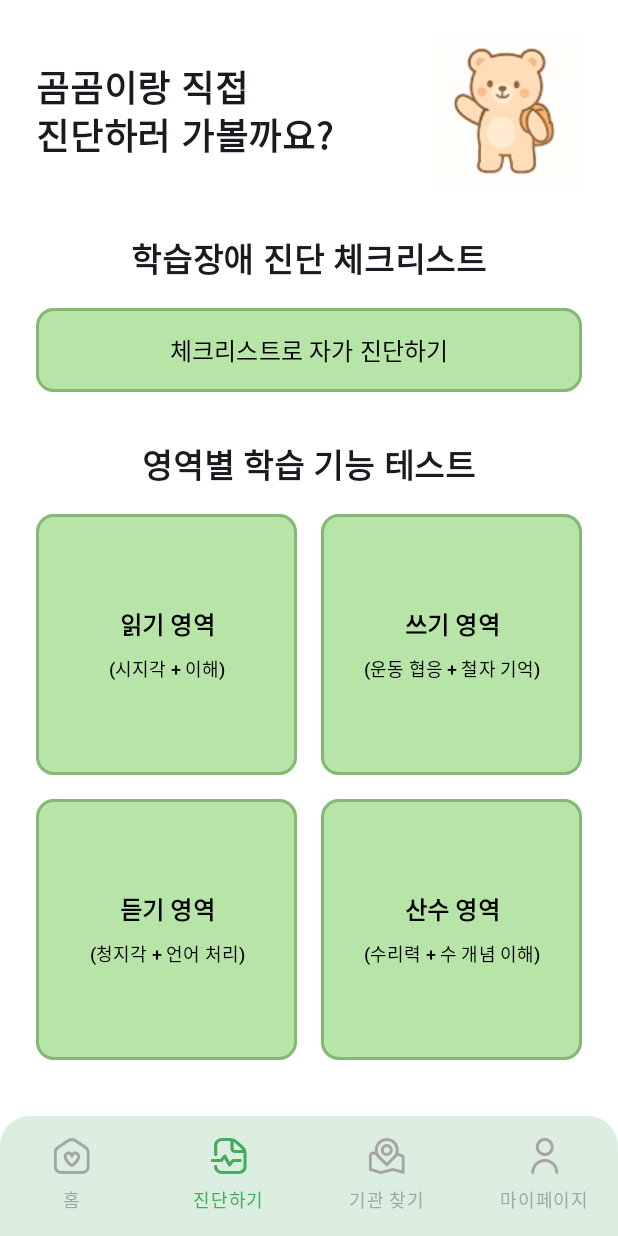
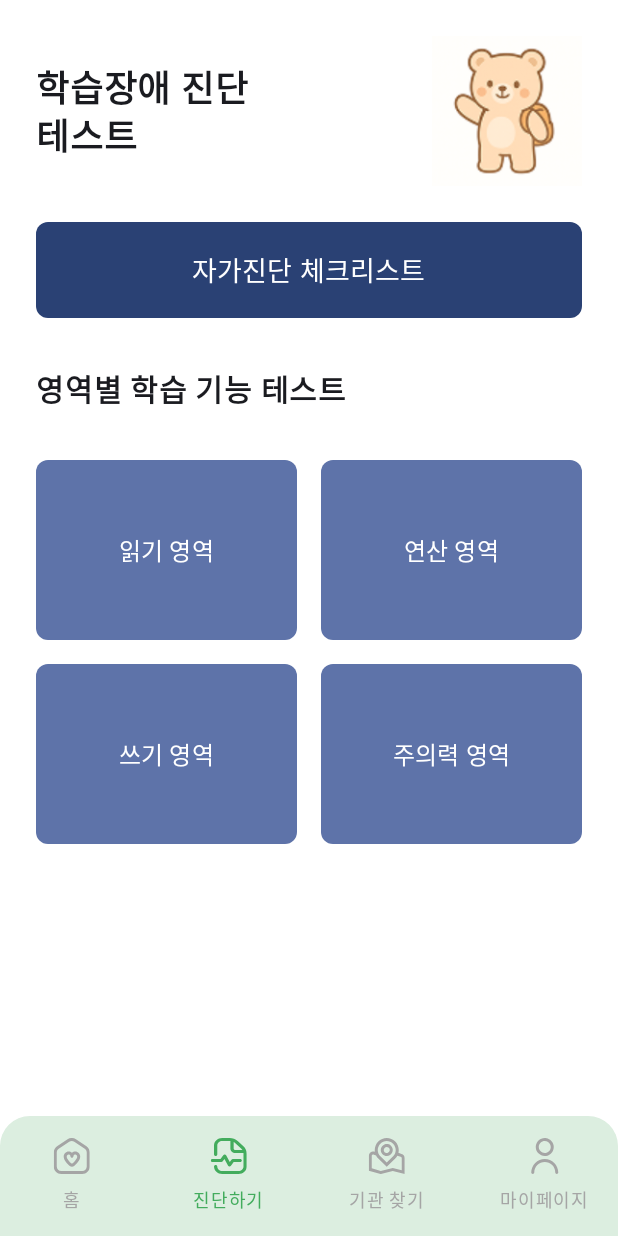
Before and after one commit to Team-Gomgomee/Gomgomee-Android, an Android app built with Jetpack Compose: the DiagnosisScreen screen opened through its navigation route, on a phone screen of 412 x 824 dp. Run offline under Robolectric (Android 15) with nearby library versions, the phone set to English and light mode, and no system bars.

Commit message:
#3 [feat] 영역별 진단 UI 구성

```diff
--- a/app/src/main/java/com/konkuk/gomgomee/presentation/diagnosis/DiagnosisScreen.kt
+++ b/app/src/main/java/com/konkuk/gomgomee/presentation/diagnosis/DiagnosisScreen.kt
@@ -1,8 +1,7 @@
-package com.konkuk.gomgomee.presentation.findcare
+package com.konkuk.gomgomee.presentation.diagnosis
 
 import androidx.compose.foundation.Image
 import androidx.compose.foundation.background
-import androidx.compose.foundation.border
 import androidx.compose.foundation.layout.*
 import androidx.compose.foundation.shape.RoundedCornerShape
 import androidx.compose.material3.*
@@ -17,7 +16,7 @@ import androidx.compose.ui.unit.dp
 import androidx.compose.ui.unit.sp
 import androidx.navigation.NavController
 import com.konkuk.gomgomee.R
-import com.konkuk.gomgomee.presentation.navigation.Route
+import com.konkuk.gomgomee.presentation.areatest.model.AreaType
 import com.konkuk.gomgomee.ui.theme.White
 
 // 연두색 계열의 색상 정의
@@ -27,11 +26,7 @@ private val DarkGreen = Color(0xFF86B875)
 @Composable
 fun DiagnosisScreen(
     navController: NavController,
-    modifier: Modifier = Modifier,
-    onReadingAreaClick: () -> Unit = {},
-    onWritingAreaClick: () -> Unit = {},
-    onListeningAreaClick: () -> Unit = {},
-    onMathAreaClick: () -> Unit = {}
+    modifier: Modifier = Modifier
 ) {
     Column(
         modifier = modifier
@@ -39,16 +34,16 @@ fun DiagnosisScreen(
             .background(White)
             .padding(24.dp),
         horizontalAlignment = Alignment.CenterHorizontally,
-        verticalArrangement = Arrangement.spacedBy(32.dp)
+        verticalArrangement = Arrangement.spacedBy(24.dp)
     ) {
-        // 상단 텍스트와 캐릭터 이미지
+        // 상단 타이틀과 이미지
         Row(
             modifier = Modifier.fillMaxWidth(),
             horizontalArrangement = Arrangement.SpaceBetween,
             verticalAlignment = Alignment.CenterVertically
         ) {
             Text(
-                text = "곰곰이랑 직접\n진단하러 가볼까요?",
+                text = "학습장애 진단\n테스트",
                 fontSize = 24.sp,
                 fontWeight = FontWeight.Bold,
                 lineHeight = 32.sp
@@ -60,88 +55,64 @@ fun DiagnosisScreen(
             )
         }
 
-        // 자가 진단 테스트 섹션
-        Column(
-            horizontalAlignment = Alignment.CenterHorizontally,
-            verticalArrangement = Arrangement.spacedBy(16.dp)
-        ) {
-            Text(
-                text = "학습장애 진단 체크리스트",
-                fontSize = 22.sp,
-                fontWeight = FontWeight.Bold
-            )
+        // 자가진단 체크리스트 버튼
         Button(
-                onClick = {
-                    navController.navigate(route = Route.Checklist.route)
-                },
+            onClick = { navController.navigate("checklist") },
             modifier = Modifier
                 .fillMaxWidth()
-                    .border(2.dp, DarkGreen, RoundedCornerShape(12.dp)),
-                shape = RoundedCornerShape(12.dp),
+                .height(64.dp),
+            shape = RoundedCornerShape(8.dp),
             colors = ButtonDefaults.buttonColors(
-                    containerColor = LightGreen,
-                    contentColor = Color.Black
+                containerColor = MaterialTheme.colorScheme.primary
             )
         ) {
             Text(
-                    text = "체크리스트로 자가 진단하기",
-                    fontSize = 16.sp,
-                    modifier = Modifier.padding(vertical = 8.dp)
+                text = "자가진단 체크리스트",
+                fontSize = 18.sp,
+                fontWeight = FontWeight.Medium
             )
         }
-        }
 
-        // 영역별 테스트 섹션
-        Column(
-            horizontalAlignment = Alignment.CenterHorizontally,
-            verticalArrangement = Arrangement.spacedBy(16.dp),
-            modifier = Modifier.weight(1f)
-        ) {
+        // 영역별 테스트 버튼들
         Text(
             text = "영역별 학습 기능 테스트",
-                fontSize = 22.sp,
-                fontWeight = FontWeight.Bold
+            fontSize = 20.sp,
+            fontWeight = FontWeight.Bold,
+            modifier = Modifier
+                .fillMaxWidth()
+                .padding(vertical = 8.dp)
         )
 
-            // 2x2 그리드 버튼
-            Column(
-                verticalArrangement = Arrangement.spacedBy(16.dp),
-                modifier = Modifier.fillMaxWidth()
-            ) {
+        // 2x2 그리드로 영역별 버튼 배치
         Row(
             modifier = Modifier.fillMaxWidth(),
             horizontalArrangement = Arrangement.spacedBy(16.dp)
         ) {
+            Column(
+                modifier = Modifier.weight(1f),
+                verticalArrangement = Arrangement.spacedBy(16.dp)
+            ) {
                 AreaButton(
-                        title = "읽기 영역",
-                        subtitle = "시지각 + 이해",
-                        onClick = onReadingAreaClick,
-                        modifier = Modifier.weight(1f)
+                    text = "읽기 영역",
+                    onClick = { navController.navigate("area_test/${AreaType.READING}") }
                 )
                 AreaButton(
-                        title = "쓰기 영역",
-                        subtitle = "운동 협응 + 철자 기억",
-                        onClick = onWritingAreaClick,
-                        modifier = Modifier.weight(1f)
+                    text = "쓰기 영역",
+                    onClick = { navController.navigate("area_test/${AreaType.WRITING}") }
                 )
             }
-                Row(
-                    modifier = Modifier.fillMaxWidth(),
-                    horizontalArrangement = Arrangement.spacedBy(16.dp)
+            Column(
+                modifier = Modifier.weight(1f),
+                verticalArrangement = Arrangement.spacedBy(16.dp)
             ) {
                 AreaButton(
-                        title = "듣기 영역",
-                        subtitle = "청지각 + 언어 처리",
-                        onClick = onListeningAreaClick,
-                        modifier = Modifier.weight(1f)
+                    text = "연산 영역",
+                    onClick = { navController.navigate("area_test/${AreaType.ARITHMETIC}") }
                 )
                 AreaButton(
-                        title = "산수 영역",
-                        subtitle = "수리력 + 수 개념 이해",
-                        onClick = onMathAreaClick,
-                        modifier = Modifier.weight(1f)
+                    text = "주의력 영역",
+                    onClick = { navController.navigate("area_test/${AreaType.ATTENTION}") }
                 )
-                }
             }
         }
     }
@@ -149,39 +120,25 @@ fun DiagnosisScreen(
 
 @Composable
 private fun AreaButton(
-    title: String,
-    subtitle: String,
+    text: String,
     onClick: () -> Unit,
     modifier: Modifier = Modifier
 ) {
     Button(
         onClick = onClick,
         modifier = modifier
-            .aspectRatio(1f)  // 정사각형 비율 설정
-            .border(2.dp, DarkGreen, RoundedCornerShape(12.dp)),
-        shape = RoundedCornerShape(12.dp),
+            .fillMaxWidth()
+            .height(120.dp),
+        shape = RoundedCornerShape(8.dp),
         colors = ButtonDefaults.buttonColors(
-            containerColor = LightGreen,
-            contentColor = Color.Black
+            containerColor = MaterialTheme.colorScheme.primaryContainer,
+            contentColor = MaterialTheme.colorScheme.onPrimaryContainer
         )
     ) {
-        Column(
-            horizontalAlignment = Alignment.CenterHorizontally,
-            verticalArrangement = Arrangement.Center,
-            modifier = Modifier.fillMaxSize()
-        ) {
         Text(
-                text = title,
+            text = text,
             fontSize = 16.sp,
-                fontWeight = FontWeight.Bold,
-                textAlign = TextAlign.Center
-            )
-            Spacer(modifier = Modifier.height(8.dp))
-            Text(
-                text = "($subtitle)",
-                fontSize = 12.sp,
-                textAlign = TextAlign.Center
+            fontWeight = FontWeight.Medium
         )
     }
 }
-}
--- a/app/src/main/java/com/konkuk/gomgomee/presentation/navigation/GomgomeeNavGraph.kt
+++ b/app/src/main/java/com/konkuk/gomgomee/presentation/navigation/GomgomeeNavGraph.kt
@@ -5,8 +5,11 @@ import androidx.compose.ui.Modifier
 import androidx.navigation.NavHostController
 import androidx.navigation.compose.NavHost
 import androidx.navigation.compose.composable
+import androidx.navigation.navArgument
+import com.konkuk.gomgomee.presentation.areatest.AreaTestScreen
+import com.konkuk.gomgomee.presentation.areatest.model.AreaType
 import com.konkuk.gomgomee.presentation.diagnosis.ChecklistScreen
-import com.konkuk.gomgomee.presentation.findcare.DiagnosisScreen
+import com.konkuk.gomgomee.presentation.diagnosis.DiagnosisScreen
 import com.konkuk.gomgomee.presentation.findcare.FindCareScreen
 import com.konkuk.gomgomee.presentation.home.HomeDetailScreen
 import com.konkuk.gomgomee.presentation.home.HomeScreen
@@ -88,5 +91,20 @@ fun GomgomeeNavGraph(
         composable(route = Route.ChecklistResult.route) {
             // ChecklistResultScreen(navController = navController)
         }
+
+        // 영역별 테스트 화면
+        composable(
+            route = "area_test/{areaType}",
+            arguments = listOf(
+                navArgument("areaType") {
+                    type = androidx.navigation.NavType.StringType
+                }
+            )
+        ) { backStackEntry ->
+            val areaType = backStackEntry.arguments?.getString("areaType")?.let {
+                AreaType.valueOf(it)
+            } ?: AreaType.READING
+            AreaTestScreen(navController = navController, areaType = areaType)
+        }
     }
 }
```
Also changed, not shown: app/src/main/java/com/konkuk/gomgomee/presentation/areatest/AreaTestScreen.kt (added, +219 -0 lines), app/src/main/java/com/konkuk/gomgomee/presentation/areatest/AreaTestViewModel.kt (added, +55 -0 lines), app/src/main/java/com/konkuk/gomgomee/presentation/areatest/model/AreaTestModels.kt (added, +33 -0 lines). Lines whose indentation alone changed are shown as unchanged.
